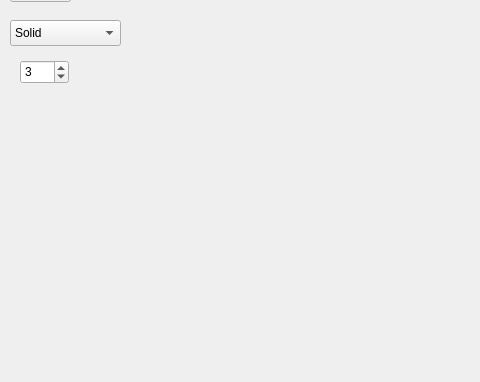
Qt form mainwindow.ui (vladmazur/Margaret) before a commit; both pictures show x 0 to 480 and y 376 to 758 of the 930 by 758 pixel window.
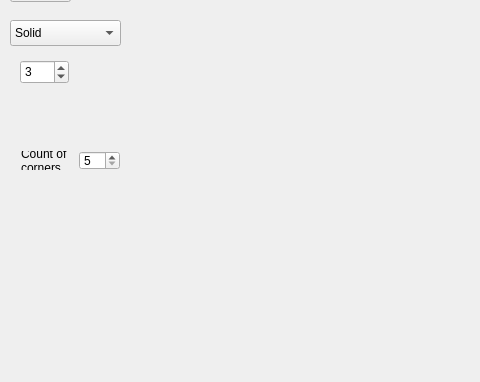
The same form after that commit. Custom widgets are drawn as their Qt base class.

Commit message:
Corners settings for polygon - with visible logic
+ ignore .pro files

Patch:
```diff
--- a/mainwindow.ui
+++ b/mainwindow.ui
@@ -195,6 +195,38 @@
      <number>10</number>
     </property>
    </widget>
+   <widget class="QWidget" name="">
+    <property name="geometry">
+     <rect>
+      <x>10</x>
+      <y>480</y>
+      <width>121</width>
+      <height>41</height>
+     </rect>
+    </property>
+    <layout class="QHBoxLayout" name="horizontalLayout">
+     <item>
+      <widget class="QLabel" name="PolygonCornersSplitterLabel">
+       <property name="text">
+        <string>Count of corners</string>
+       </property>
+       <property name="wordWrap">
+        <bool>true</bool>
+       </property>
+      </widget>
+     </item>
+     <item>
+      <widget class="QSpinBox" name="PolygonCornersSplitter">
+       <property name="minimum">
+        <number>5</number>
+       </property>
+       <property name="maximum">
+        <number>10</number>
+       </property>
+      </widget>
+     </item>
+    </layout>
+   </widget>
    <zorder>groupBox</zorder>
    <zorder>canvas</zorder>
    <zorder>colorPickerButton</zorder>
```
Left out of the diff: 4 changed lines with no effect on the pictures. The commit also changes 7 other files.
